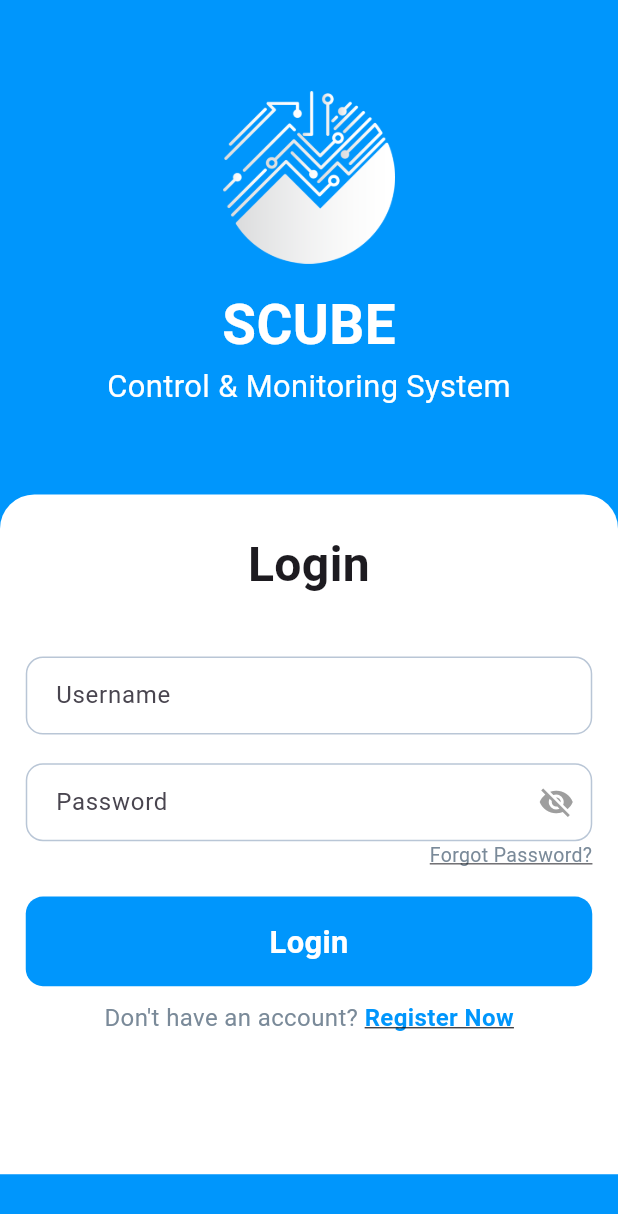
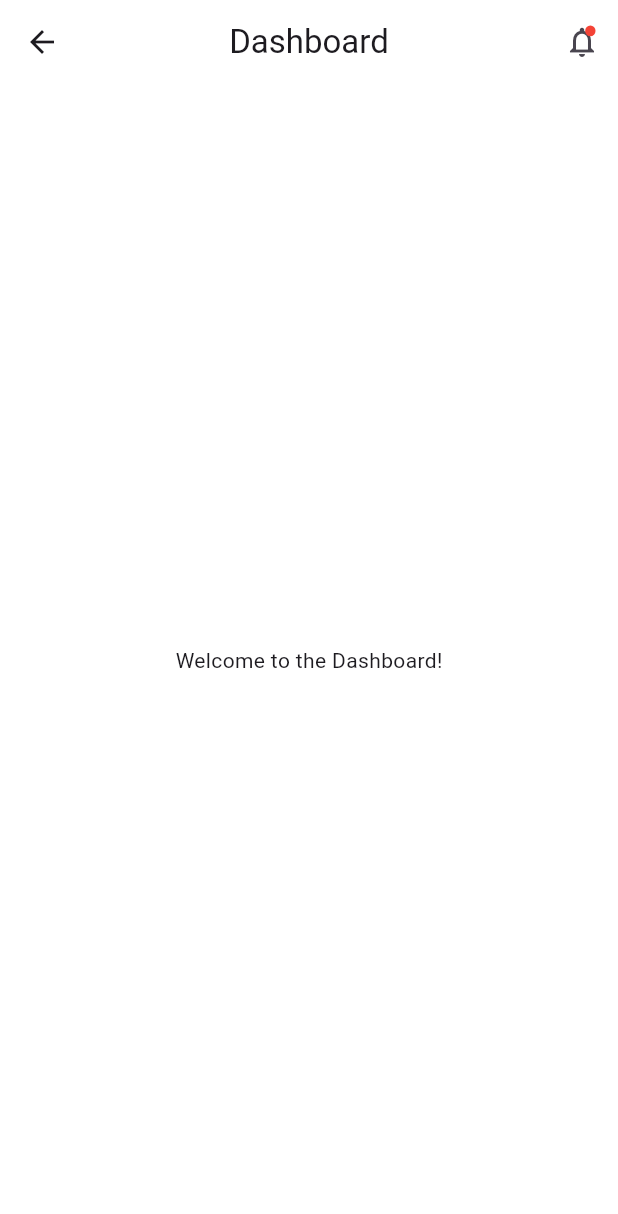
Before and after one commit to Sohag-84/Monitoring-System-App, a Flutter app: the screen it shows after launch, after a tap on "Login", on a phone screen of 412 x 824 dp. Shown: the top 1214 px of the screen. Run offline on Flutter 3.47's test engine with Material 3 defaults, Android fonts, the phone set to English and light mode, and no system bars; our stand-ins replace equatable, flutter_bloc, flutter_screenutil, go_router.

Commit message:
create common appbar

```diff
--- a/lib/core/constants/app_assets.dart
+++ b/lib/core/constants/app_assets.dart
@@ -1 +1,11 @@
 const appLogo = 'assets/logo/app_logo.png';
+
+//dashboard assets
+const batteryIcon = 'assets/images/battery.png';
+const chartIcon = 'assets/images/chart.png';
+const fireIcon = 'assets/images/fire.png';
+const generatorIcon = 'assets/images/generator.png';
+const plantSummeryIcon = 'assets/images/plant_summary.png';
+const powerGridIcon = 'assets/images/power_grid.png';
+const solarPannelIcon = 'assets/images/solar_panel.png';
+const tapIcon = 'assets/images/tap.png';
--- a/lib/core/constants/app_strings.dart
+++ b/lib/core/constants/app_strings.dart
@@ -6,3 +6,4 @@ const passwordHint = "Password";
 const forgotPassword = "Forgot Password?";
 const dontHaveAccount = "Don't have an account? ";
 const registerNow = "Register Now";
+const scm = "SCM";
--- a/lib/core/theme/app_theme.dart
+++ b/lib/core/theme/app_theme.dart
@@ -9,6 +9,12 @@ class AppTheme {
     primaryColor: AppColors.primaryColor,
     scaffoldBackgroundColor: Colors.white,
     inputDecorationTheme: inputDecorationTheme,
+    appBarTheme: appBarTheme,
+  );
+
+  static AppBarTheme appBarTheme = AppBarTheme(
+    backgroundColor: AppColors.whiteColor,
+    centerTitle: true,
   );
 
   static InputDecorationTheme inputDecorationTheme = InputDecorationTheme(
--- /dev/null
+++ b/lib/core/widgets/common_app_bar.dart
@@ -0,0 +1,31 @@
+import 'package:flutter/material.dart';
+import 'package:flutter_screenutil/flutter_screenutil.dart';
+
+AppBar cummonAppBar() {
+  return AppBar(
+    title: Text('Dashboard'),
+    actions: [
+      Stack(
+        children: [
+          IconButton(
+            icon: const Icon(Icons.notifications_none),
+            onPressed: () {},
+          ),
+          Positioned(
+            right: 15,
+            top: 13,
+            child: Container(
+              padding: EdgeInsets.all(2.w),
+              height: 6.h,
+              width: 6.w,
+              decoration: BoxDecoration(
+                color: Colors.red,
+                borderRadius: BorderRadius.circular(10),
+              ),
+            ),
+          ),
+        ],
+      ),
+    ],
+  );
+}
--- a/lib/features/auth/presentation/views/login_view.dart
+++ b/lib/features/auth/presentation/views/login_view.dart
@@ -1,11 +1,13 @@
 import 'package:flutter/material.dart';
 import 'package:flutter_bloc/flutter_bloc.dart';
 import 'package:flutter_screenutil/flutter_screenutil.dart';
+import 'package:go_router/go_router.dart';
 import 'package:monitoring_system/core/constants/app_assets.dart';
 import 'package:monitoring_system/core/constants/app_strings.dart';
 import 'package:monitoring_system/core/theme/app_colors.dart';
 import 'package:monitoring_system/core/widgets/custom_button.dart';
 import 'package:monitoring_system/features/auth/presentation/cubit/login_cubit.dart';
+import 'package:monitoring_system/routes/app_routes.dart';
 
 class LoginView extends StatefulWidget {
   const LoginView({super.key});
@@ -137,7 +139,12 @@ class _LoginViewState extends State<LoginView> {
                       SizedBox(height: 15.h),
 
                       // Login Button
-                      customButton(onTap: () {}, text: login),
+                      customButton(
+                        onTap: () {
+                          context.pushNamed(AppRoutes.dashboard.name);
+                        },
+                        text: login,
+                      ),
                       SizedBox(height: 8.h),
                       // Register Now Text
                       Align(
--- /dev/null
+++ b/lib/features/dashboard/presentation/view/dashboard_view.dart
@@ -0,0 +1,19 @@
+import 'package:flutter/material.dart';
+import 'package:monitoring_system/core/widgets/common_app_bar.dart';
+
+class DashboardView extends StatefulWidget {
+  const DashboardView({super.key});
+
+  @override
+  State<DashboardView> createState() => _DashboardViewState();
+}
+
+class _DashboardViewState extends State<DashboardView> {
+  @override
+  Widget build(BuildContext context) {
+    return Scaffold(
+      appBar: cummonAppBar(),
+      body: const Center(child: Text('Welcome to the Dashboard!')),
+    );
+  }
+}
--- a/lib/routes/app_pages.dart
+++ b/lib/routes/app_pages.dart
@@ -1,5 +1,6 @@
 import 'package:go_router/go_router.dart';
 import 'package:monitoring_system/features/auth/presentation/views/login_view.dart';
+import 'package:monitoring_system/features/dashboard/presentation/view/dashboard_view.dart';
 import 'package:monitoring_system/routes/app_routes.dart';
 
 class AppPages {
@@ -12,6 +13,13 @@ class AppPages {
         name: AppRoutes.login.name,
         builder: (context, state) => const LoginView(),
       ),
+
+      // Dashboard Route
+      GoRoute(
+        path: AppRoutes.dashboard.path,
+        name: AppRoutes.dashboard.name,
+        builder: (context, state) => const DashboardView(),
+      ),
     ],
   );
 }
--- a/lib/routes/app_routes.dart
+++ b/lib/routes/app_routes.dart
@@ -1,5 +1,6 @@
 class AppRoutes {
   static Route login = Route(name: "Login", path: "/");
+  static Route dashboard = Route(name: "Dashboard", path: "/dashboard");
 }
 
 class Route {
```
Also changed, not shown: assets/images/battery.png (added), assets/images/chart.png (added), assets/images/fire.png (added), assets/images/generator.png (added), assets/images/plant_summery.png (added), assets/images/power_grid.png (added), assets/images/solar_pannel.png (added), assets/images/tap.png (added).
